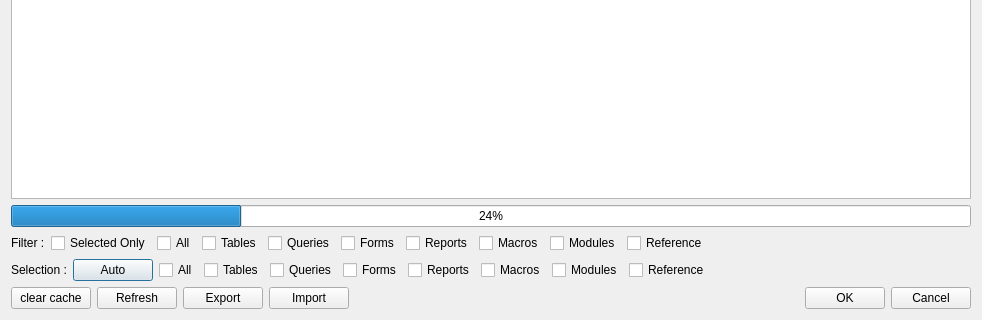
The window that ui/maindialog.ui (shoderico/AccessCvs) describes before a commit, drawn with Qt 5; both pictures show x 0 to 982 and y 243 to 563 of the 982 by 563 pixel window.
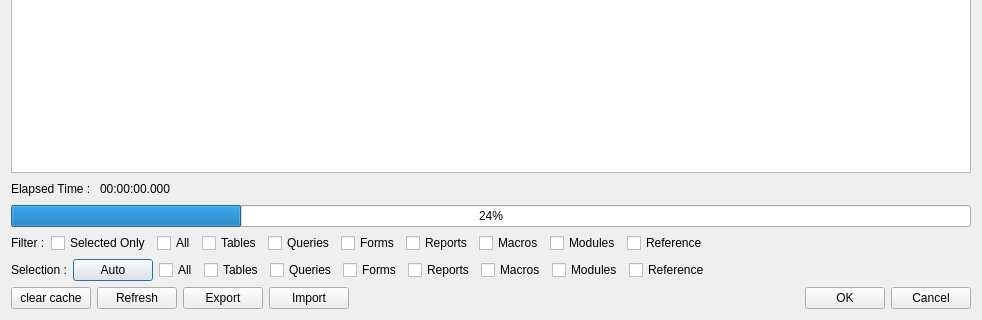
The same window after the commit.

Commit message: show elapsed time in progress

```diff
--- a/ui/maindialog.ui
+++ b/ui/maindialog.ui
@@ -19,6 +19,37 @@
      <item>
       <widget class="QTreeView" name="treeView"/>
      </item>
+     <item>
+      <layout class="QHBoxLayout" name="horizontalLayout_5">
+       <item>
+        <widget class="QLabel" name="label_3">
+         <property name="text">
+          <string>Elapsed Time : </string>
+         </property>
+        </widget>
+       </item>
+       <item>
+        <widget class="QLabel" name="elapsedTimeLabel">
+         <property name="text">
+          <string>00:00:00.000</string>
+         </property>
+        </widget>
+       </item>
+       <item>
+        <spacer name="horizontalSpacer_4">
+         <property name="orientation">
+          <enum>Qt::Horizontal</enum>
+         </property>
+         <property name="sizeHint" stdset="0">
+          <size>
+           <width>40</width>
+           <height>20</height>
+          </size>
+         </property>
+        </spacer>
+       </item>
+      </layout>
+     </item>
      <item>
       <layout class="QHBoxLayout" name="horizontalLayout_2"/>
      </item>
```
The commit also changes 2 other files.
